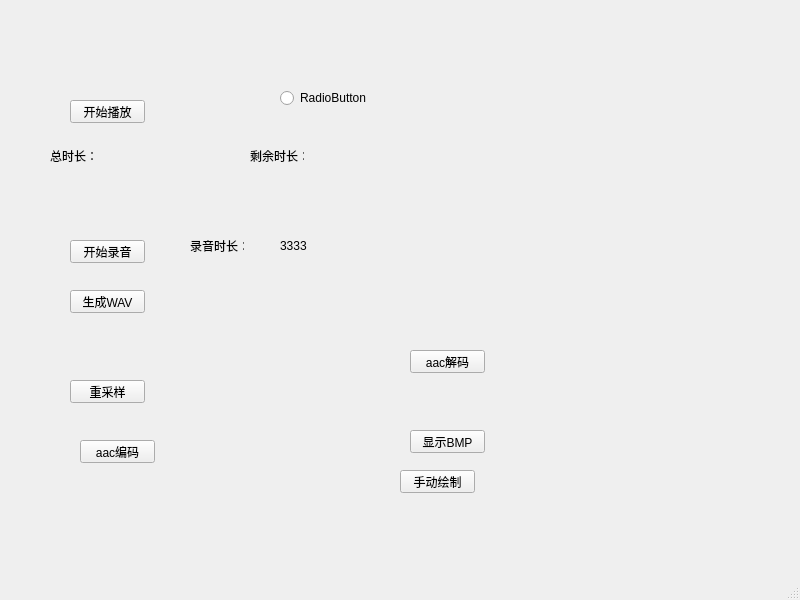
The window that src/luyin/mainwindow.ui (xhf613861/yinshipin) describes before a commit, drawn with Qt 5.
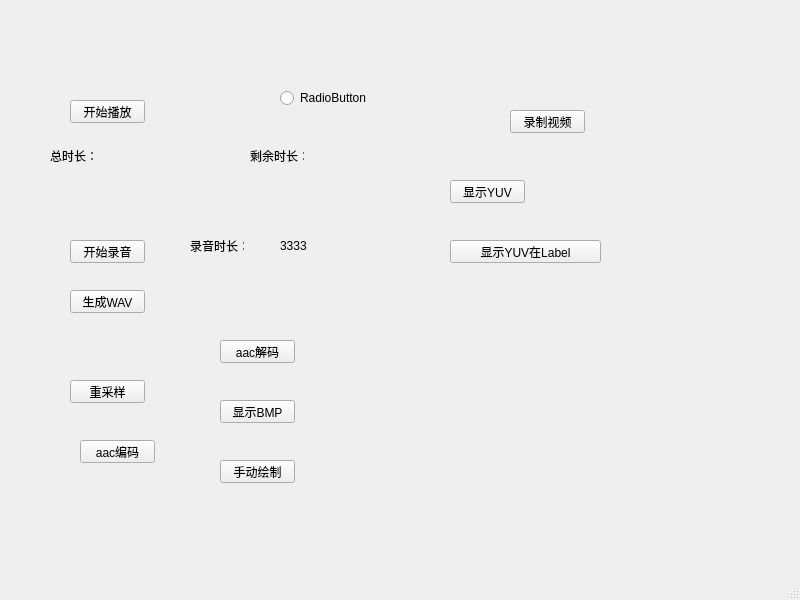
The same window after the commit.

The edit to the form file:
```diff
--- a/src/luyin/mainwindow.ui
+++ b/src/luyin/mainwindow.ui
@@ -173,8 +173,8 @@
    <widget class="QPushButton" name="pushButton_aacDcode">
     <property name="geometry">
      <rect>
-      <x>410</x>
-      <y>350</y>
+      <x>220</x>
+      <y>340</y>
       <width>75</width>
       <height>23</height>
      </rect>
@@ -186,8 +186,8 @@
    <widget class="QPushButton" name="pushButton_showBMP">
     <property name="geometry">
      <rect>
-      <x>410</x>
-      <y>430</y>
+      <x>220</x>
+      <y>400</y>
       <width>75</width>
       <height>23</height>
      </rect>
@@ -199,8 +199,8 @@
    <widget class="QPushButton" name="pushButton_customDraw">
     <property name="geometry">
      <rect>
-      <x>400</x>
-      <y>470</y>
+      <x>220</x>
+      <y>460</y>
       <width>75</width>
       <height>23</height>
      </rect>
@@ -209,6 +209,45 @@
      <string>手动绘制</string>
     </property>
    </widget>
+   <widget class="QPushButton" name="pushButton_video">
+    <property name="geometry">
+     <rect>
+      <x>510</x>
+      <y>110</y>
+      <width>75</width>
+      <height>23</height>
+     </rect>
+    </property>
+    <property name="text">
+     <string>录制视频</string>
+    </property>
+   </widget>
+   <widget class="QPushButton" name="pushButton_showYUV">
+    <property name="geometry">
+     <rect>
+      <x>450</x>
+      <y>180</y>
+      <width>75</width>
+      <height>23</height>
+     </rect>
+    </property>
+    <property name="text">
+     <string>显示YUV</string>
+    </property>
+   </widget>
+   <widget class="QPushButton" name="pushButton_showYUVLabel">
+    <property name="geometry">
+     <rect>
+      <x>450</x>
+      <y>240</y>
+      <width>151</width>
+      <height>23</height>
+     </rect>
+    </property>
+    <property name="text">
+     <string>显示YUV在Label</string>
+    </property>
+   </widget>
   </widget>
   <widget class="QMenuBar" name="menubar">
    <property name="geometry">
```
